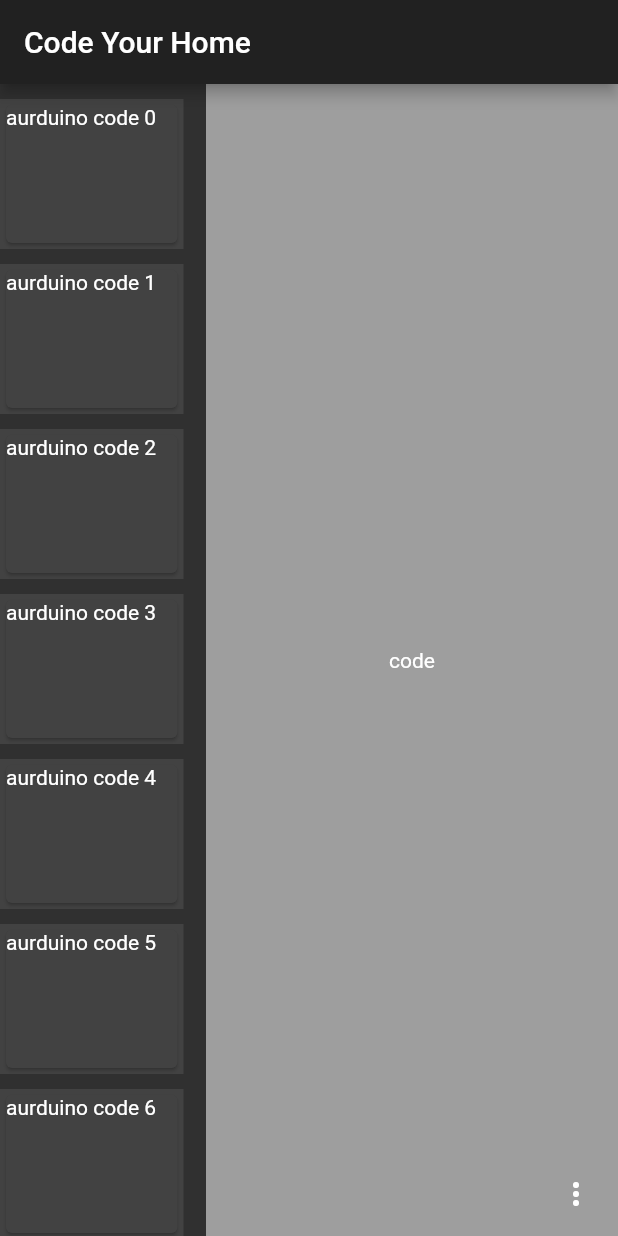
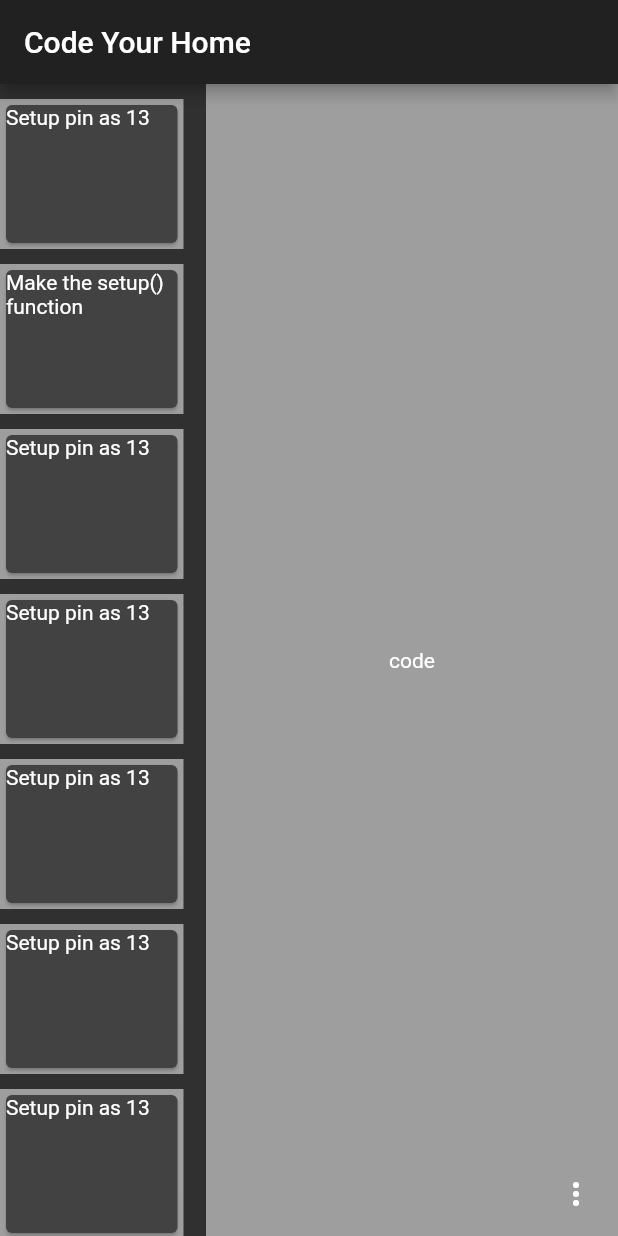
Before and after one commit to OmarHanyhassan/CYH-code-your-home, a Flutter app: the screen it shows after launch, on a phone screen of 412 x 824 dp. Run offline on Flutter 3.47's test engine with Material 2 defaults, Android fonts, the phone set to English and light mode, and no system bars.

Commit message:
Adding send.dart

```diff
--- a/lib/main.dart
+++ b/lib/main.dart
@@ -54,20 +54,72 @@ class _HomeState extends State<Home> {
         children: [
           Expanded(
             flex: 2,
-            child: ListView.builder(
-              itemCount: 9,
-              itemBuilder: (context, index) {
-                return Container(
+            child: ListView(
+              children: <Widget>[
+                Container(
                   margin: EdgeInsets.only(
                     top: 10,
                     right: 15,
                   ),
-                  child: DragBox(
-                    "aurduino code $index",
-                    Colors.grey[800],
+                  child: DragBox("Setup pin as 13", "int pin = 13;"),
+                ),
+                Container(
+                  margin: EdgeInsets.only(
+                    top: 10,
+                    right: 15,
                   ),
-                );
-              },
+                  child: DragBox("Make the setup() function", "void setup()"),
+                ),
+                Container(
+                  margin: EdgeInsets.only(
+                    top: 10,
+                    right: 15,
+                  ),
+                  child: DragBox("Setup pin as 13", "int pin = 13;"),
+                ),
+                Container(
+                  margin: EdgeInsets.only(
+                    top: 10,
+                    right: 15,
+                  ),
+                  child: DragBox("Setup pin as 13", "int pin = 13;"),
+                ),
+                Container(
+                  margin: EdgeInsets.only(
+                    top: 10,
+                    right: 15,
+                  ),
+                  child: DragBox("Setup pin as 13", "int pin = 13;"),
+                ),
+                Container(
+                  margin: EdgeInsets.only(
+                    top: 10,
+                    right: 15,
+                  ),
+                  child: DragBox("Setup pin as 13", "int pin = 13;"),
+                ),
+                Container(
+                  margin: EdgeInsets.only(
+                    top: 10,
+                    right: 15,
+                  ),
+                  child: DragBox("Setup pin as 13", "int pin = 13;"),
+                ),
+                Container(
+                  margin: EdgeInsets.only(
+                    top: 10,
+                    right: 15,
+                  ),
+                  child: DragBox("Setup pin as 13", "int pin = 13;"),
+                ),
+                Container(
+                  margin: EdgeInsets.only(
+                    top: 10,
+                    right: 15,
+                  ),
+                  child: DragBox("Setup pin as 13", "int pin = 13;"),
+                ),
+              ],
             ),
           ),
           Expanded(
@@ -110,15 +162,14 @@ class _HomeState extends State<Home> {
 class DragBox extends StatefulWidget {
   // final Offset initpos;
   final String code;
-  final Color itemColor;
-  DragBox(this.code, this.itemColor);
+  final String displayValue;
+  DragBox(this.displayValue, this.code);
 
   @override
   _DragBoxState createState() => _DragBoxState();
 }
 
 class _DragBoxState extends State<DragBox> {
-  Offset position = Offset(0.0, 0.0);
   @override
   void initState() {
     super.initState();
@@ -129,12 +180,12 @@ class _DragBoxState extends State<DragBox> {
     return Draggable(
       data: widget.code,
       child: Container(
-        color: widget.itemColor,
+        color: Colors.grey,
         height: 100,
         width: 100,
         child: Card(
           child: Text(
-            widget.code,
+            widget.displayValue,
           ),
         ),
       ),
@@ -158,7 +209,6 @@ class _DragBoxState extends State<DragBox> {
         });
       },
       feedback: Card(
-        color: widget.itemColor.withOpacity(0.5),
         child: Padding(
           padding: const EdgeInsets.symmetric(vertical: 5, horizontal: 20),
           child: Text(
--- /dev/null
+++ b/lib/send.dart
@@ -0,0 +1,37 @@
+import 'package:path_provider/path_provider.dart';
+import 'dart:io';
+
+class Storage {
+  Future<String> get _localPath async {
+    final directory = await getApplicationDocumentsDirectory();
+
+    return directory.path;
+  }
+
+  Future<File> get _localFile async {
+    final path = await _localPath;
+    return File('$path/code.ino');
+  }
+
+  Future<File> writeCode(List<String> blocksCode) async {
+    final file = await _localFile;
+    final String code = blocksCode.map((e) => e).join("\n");
+
+    // Write the file.
+    return file.writeAsString(code);
+  }
+
+  Future<String> readCode() async {
+    try {
+      final file = await _localFile;
+
+      // Read the file.
+      String contents = await file.readAsString();
+
+      return contents;
+    } catch (e) {
+      // If encountering an error, return the error.
+      return e.toString();
+    }
+  }
+}
--- a/pubspec.yaml
+++ b/pubspec.yaml
@@ -23,6 +23,7 @@ environment:
 dependencies:
   flutter:
     sdk: flutter
+  path_provider: ^1.6.11
 
 
   # The following adds the Cupertino Icons font to your application.
```
